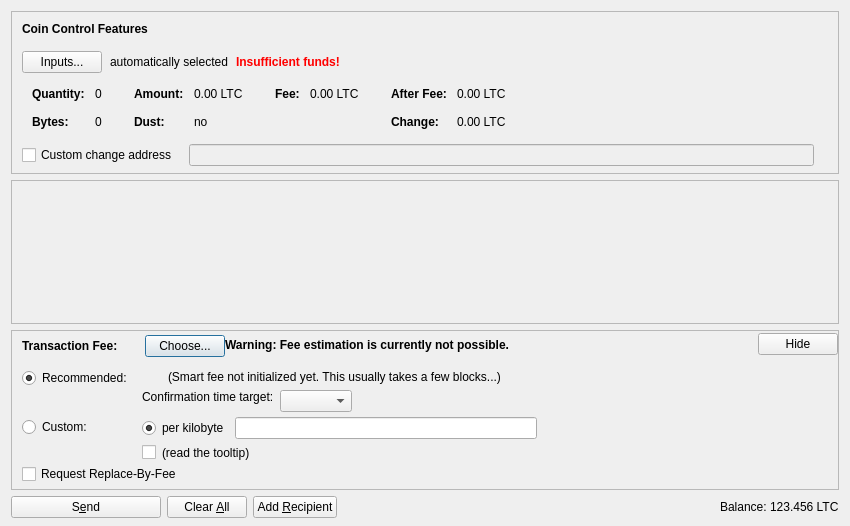
Qt form src/qt/forms/sendcoinsdialog.ui (upkerk/GlobalUniversityToken) before a commit.
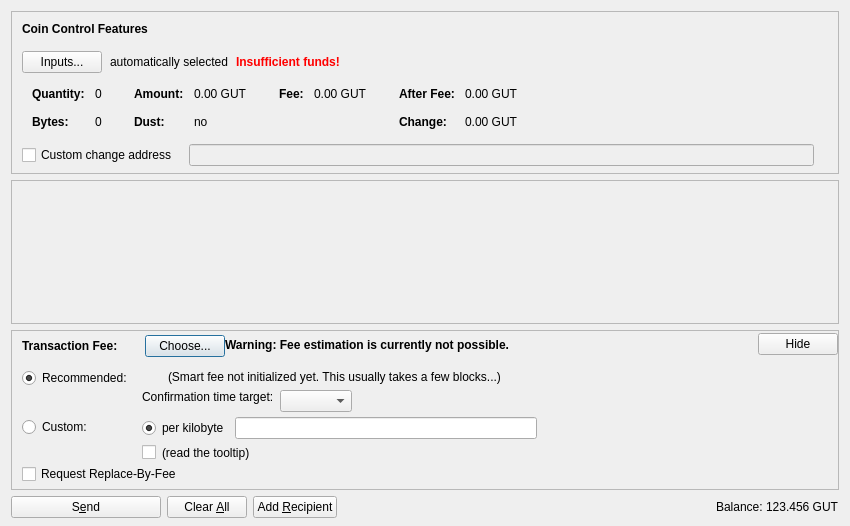
The same form after that commit. Icons and pictures are not drawn. Custom widgets are drawn as their Qt base class.

```diff
--- a/src/qt/forms/sendcoinsdialog.ui
+++ b/src/qt/forms/sendcoinsdialog.ui
@@ -324,7 +324,7 @@
                   <enum>Qt::ActionsContextMenu</enum>
                  </property>
                  <property name="text">
-                  <string notr="true">0.00 LTC</string>
+                  <string notr="true">0.00 GUT</string>
                  </property>
                  <property name="textInteractionFlags">
                   <set>Qt::LinksAccessibleByMouse|Qt::TextSelectableByKeyboard|Qt::TextSelectableByMouse</set>
@@ -404,7 +404,7 @@
                   <enum>Qt::ActionsContextMenu</enum>
                  </property>
                  <property name="text">
-                  <string notr="true">0.00 LTC</string>
+                  <string notr="true">0.00 GUT</string>
                  </property>
                  <property name="textInteractionFlags">
                   <set>Qt::LinksAccessibleByMouse|Qt::TextSelectableByKeyboard|Qt::TextSelectableByMouse</set>
@@ -455,7 +455,7 @@
                   <enum>Qt::ActionsContextMenu</enum>
                  </property>
                  <property name="text">
-                  <string notr="true">0.00 LTC</string>
+                  <string notr="true">0.00 GUT</string>
                  </property>
                  <property name="textInteractionFlags">
                   <set>Qt::LinksAccessibleByMouse|Qt::TextSelectableByKeyboard|Qt::TextSelectableByMouse</set>
@@ -484,7 +484,7 @@
                   <enum>Qt::ActionsContextMenu</enum>
                  </property>
                  <property name="text">
-                  <string notr="true">0.00 LTC</string>
+                  <string notr="true">0.00 GUT</string>
                  </property>
                  <property name="textInteractionFlags">
                   <set>Qt::LinksAccessibleByMouse|Qt::TextSelectableByKeyboard|Qt::TextSelectableByMouse</set>
@@ -1253,7 +1253,7 @@
           <cursorShape>IBeamCursor</cursorShape>
          </property>
          <property name="text">
-          <string notr="true">123.456 LTC</string>
+          <string notr="true">123.456 GUT</string>
          </property>
          <property name="textInteractionFlags">
           <set>Qt::LinksAccessibleByMouse|Qt::TextSelectableByKeyboard|Qt::TextSelectableByMouse</set>
```
Left out of the diff: 4 changed lines with no effect on the pictures.
